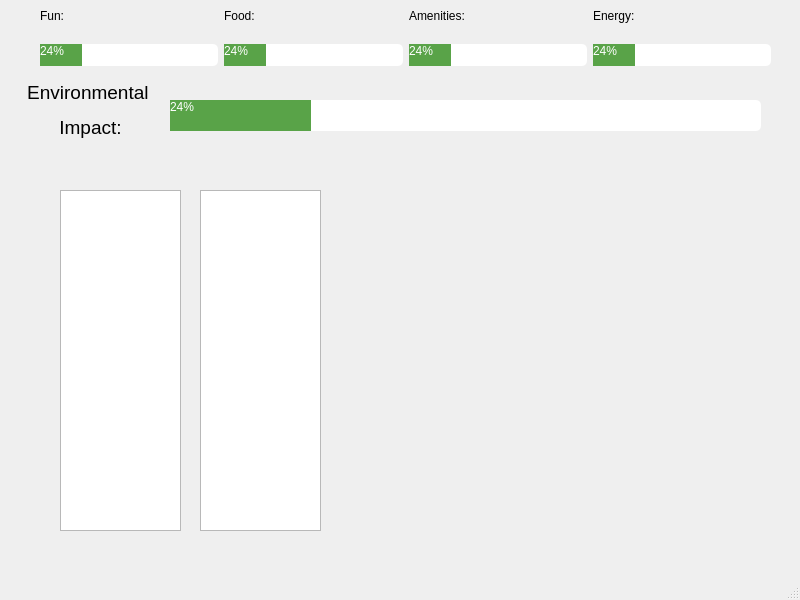
Old version of the form SpaceMonkeys/mainwindow.ui in the repository ishaanrajan/Environmental-Education-App.
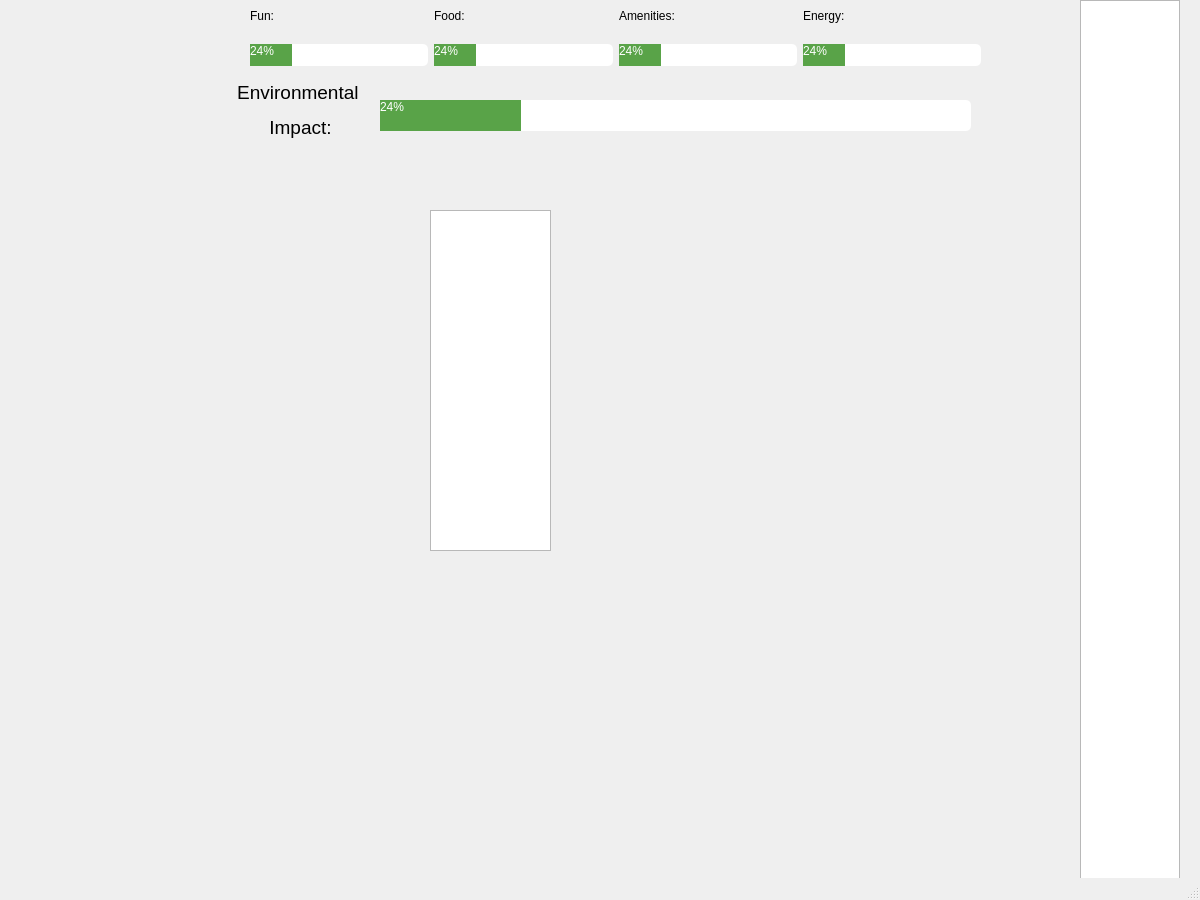
New version of the form.

Commit message: resized window

```diff
--- a/SpaceMonkeys/mainwindow.ui
+++ b/SpaceMonkeys/mainwindow.ui
@@ -6,8 +6,8 @@
    <rect>
     <x>0</x>
     <y>0</y>
-    <width>800</width>
-    <height>600</height>
+    <width>1200</width>
+    <height>900</height>
    </rect>
   </property>
   <property name="windowTitle">
@@ -17,7 +17,7 @@
    <widget class="QProgressBar" name="environmentalImpactProgressBar">
     <property name="geometry">
      <rect>
-      <x>170</x>
+      <x>380</x>
       <y>100</y>
       <width>591</width>
       <height>31</height>
@@ -44,7 +44,7 @@
    <widget class="QWidget" name="horizontalLayoutWidget">
     <property name="geometry">
      <rect>
-      <x>40</x>
+      <x>250</x>
       <y>30</y>
       <width>731</width>
       <height>51</height>
@@ -140,7 +140,7 @@
    <widget class="QLabel" name="label">
     <property name="geometry">
      <rect>
-      <x>20</x>
+      <x>230</x>
       <y>80</y>
       <width>141</width>
       <height>61</height>
@@ -153,7 +153,7 @@
    <widget class="QWidget" name="horizontalLayoutWidget_2">
     <property name="geometry">
      <rect>
-      <x>40</x>
+      <x>250</x>
       <y>0</y>
       <width>731</width>
       <height>31</height>
@@ -193,18 +193,18 @@
    <widget class="QListWidget" name="selectStructureListWidget">
     <property name="geometry">
      <rect>
-      <x>60</x>
-      <y>190</y>
-      <width>121</width>
-      <height>341</height>
+      <x>1080</x>
+      <y>0</y>
+      <width>100</width>
+      <height>900</height>
      </rect>
     </property>
    </widget>
    <widget class="QListWidget" name="structureSpaceListWidget">
     <property name="geometry">
      <rect>
-      <x>200</x>
-      <y>190</y>
+      <x>430</x>
+      <y>210</y>
       <width>121</width>
       <height>341</height>
      </rect>
```
Left out of the diff: 2 changed lines with no effect on the pictures. The commit also changes 1 other file.
